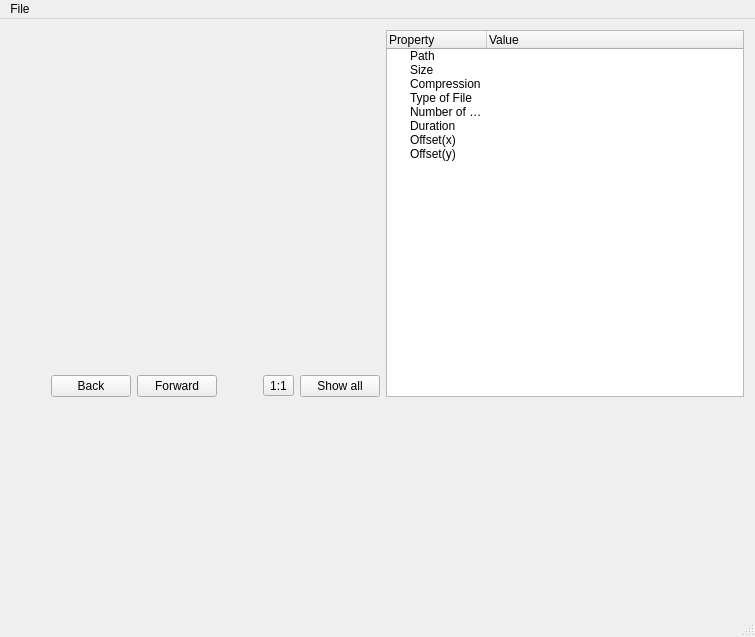
This is PhotoViewer/photoviewer.ui in NikitaSusoev/Photoviewer as Qt 5 draws it before an edit. The edited form follows.
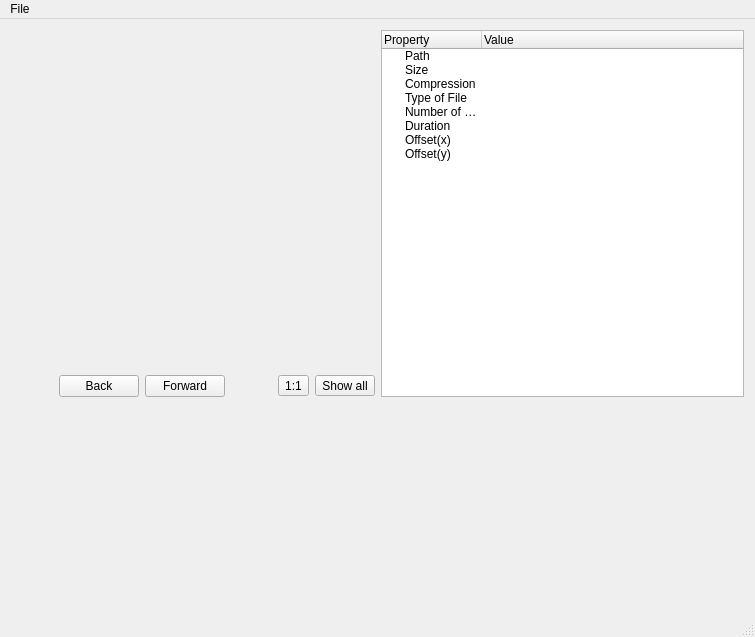
This is the edited form. Custom widgets are drawn as their Qt base class.

Commit message: Сделано: 1.Кадры при перемещении рисуются сверху 2.Прямоугольник для выделения нескольких элементов 3.Масштаб при загрузке каждого кадра 4.Перетаскивание в левую сторону 5.Кнопка для полного показа картинки

Patch:
```diff
--- a/PhotoViewer/photoviewer.ui
+++ b/PhotoViewer/photoviewer.ui
@@ -107,7 +107,7 @@
              </widget>
             </item>
             <item>
-             <widget class="QPushButton" name="showAllButton">
+             <widget class="QToolButton" name="showAllButton">
               <property name="text">
                <string>Show all</string>
               </property>
```
Left out of the diff: 2 changed lines with no effect on the pictures. The commit also changes 5 other files.
